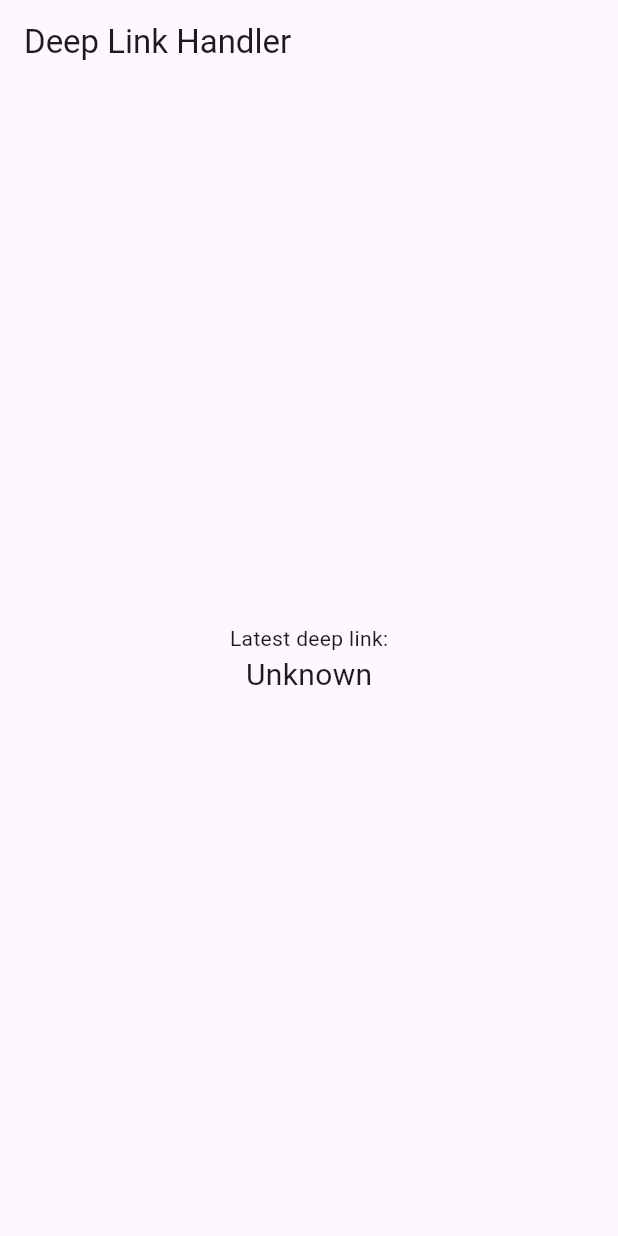
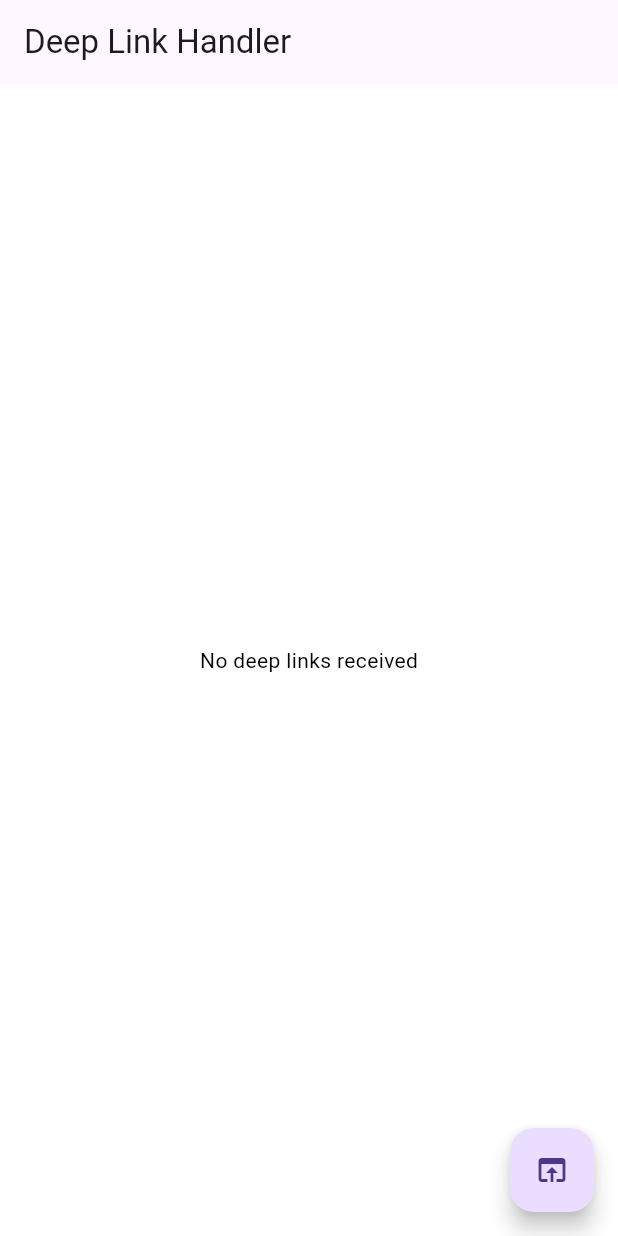
Before and after one commit to Afnanafsal/deeplink, a Flutter app: the screen it shows after launch, on a phone screen of 412 x 824 dp. Run offline on Flutter 3.47's test engine with Material 3 defaults, Android fonts, the phone set to English and light mode, and no system bars; our stand-ins replace uni_links.

Commit message:
Update MyApp instantiation and add intent filter for deep links and external apps

```diff
--- a/lib/main.dart
+++ b/lib/main.dart
@@ -1,87 +1,114 @@
-import 'dart:async';
 import 'package:flutter/material.dart';
+import 'package:flutter/services.dart';
 import 'package:uni_links/uni_links.dart';
 import 'package:url_launcher/url_launcher.dart';
 
 void main() => runApp(MyApp());
 
-class MyApp extends StatefulWidget {
+class MyApp extends StatelessWidget {
   @override
-  _MyAppState createState() => _MyAppState();
+  Widget build(BuildContext context) {
+    return MaterialApp(
+      title: 'Deep Link Handler',
+      theme: ThemeData(
+        primarySwatch: Colors.blue,
+      ),
+      home: MyHomePage(),
+    );
+  }
 }
 
-class _MyAppState extends State<MyApp> {
-  String _latestLink = 'Unknown';
+class MyHomePage extends StatefulWidget {
+  @override
+  _MyHomePageState createState() => _MyHomePageState();
+}
+
+class _MyHomePageState extends State<MyHomePage> {
+  List<Uri> _deepLinks = [];
 
   @override
   void initState() {
     super.initState();
-    initUniLinks();
+    initPlatformState();
   }
 
-  @override
-  void dispose() {
-    super.dispose();
+  Future<void> initPlatformState() async {
+    // First, check if the app was started via a deep link
+    final initialLink = await getInitialLink();
+    if (initialLink != null) {
+      handleDeepLink(Uri.parse(initialLink));
     }
 
-  Future<void> initUniLinks() async {
-    try {
-      // Listen for deep links
-      getLinksStream().listen((String? link) {
-        if (!mounted) return;
-        setState(() {
-          _latestLink = link ?? 'Unknown';
-          // Handle the deep link here
-          handleDeepLink(link);
-        });
+    // Listen for deep links while the app is running
+    uriLinkStream.listen((Uri? uri) {
+      if (uri != null) {
+        handleDeepLink(uri);
+      }
     }, onError: (err) {
-        setState(() {
-          _latestLink = 'Failed to get latest link: $err.';
-        });
-      });
-
-      // Get initial deep link when the app is launched
-      final initialLink = await getInitialLink();
-      setState(() {
-        _latestLink = initialLink ?? 'Unknown';
-        // Handle the initial deep link here
-        handleDeepLink(initialLink);
-      });
-    } catch (err) {
-      setState(() {
-        _latestLink = 'Failed to get latest link: $err.';
+      // Handle errors
     });
   }
+
+  void handleDeepLink(Uri uri) {
+    setState(() {
+      _deepLinks.add(uri);
+    });
   }
 
-  void handleDeepLink(String? link) {
-    // Handle the received deep link
-    if (link != null) {
-      // For example, you can parse the deep link and perform actions based on it
-      print('Received deep link: $link');
-      // You can also launch other apps using the url_launcher package if needed
+  Future<void> launchUrl(Uri uri) async {
+    final url = uri.toString();
+    if (await canLaunch(url)) {
+      await launch(url);
+    } else {
+      throw 'Could not launch $url';
     }
   }
 
   @override
   Widget build(BuildContext context) {
-    return MaterialApp(
-      home: Scaffold(
+    return Scaffold(
       appBar: AppBar(
         title: Text('Deep Link Handler'),
       ),
-        body: Center(
-          child: Column(
-            mainAxisAlignment: MainAxisAlignment.center,
-            children: <Widget>[
-              Text('Latest deep link:'),
-              Text(
-                _latestLink,
-                style: TextStyle(fontSize: 20),
-              ),
-            ],
+      body: Container(
+        color: Colors.white,
+        child: Center(
+          child: _deepLinks.isEmpty
+              ? Text(
+                  'No deep links received',
+                  style: TextStyle(color: Colors.black),
+                )
+              : ListView.builder(
+                  itemCount: _deepLinks.length,
+                  itemBuilder: (context, index) {
+                    return Padding(
+                      padding: const EdgeInsets.all(8.0),
+                      child: Card(
+                        child: ListTile(
+                          title: Center(
+                            child: Text(
+                              _deepLinks[index].toString(),
+                              style: TextStyle(color: Colors.black),
                             ),
                           ),
+                          onTap: () {
+                            launchUrl(_deepLinks[index]);
+                          },
+                        ),
+                      ),
+                    );
+                  },
+                ),
+        ),
+      ),
+      floatingActionButton: FloatingActionButton(
+        onPressed: () async {
+          // Example deep link to launch
+          String exampleDeepLink = 'example://open?param=value';
+          await launchUrl(Uri.parse(exampleDeepLink));
+        },
+        tooltip: 'Launch Example Deep Link',
+        child: Icon(Icons.open_in_browser),
       ),
     );
   }
```
Also changed, not shown: 2 other files. Lines whose indentation alone changed are shown as unchanged.
